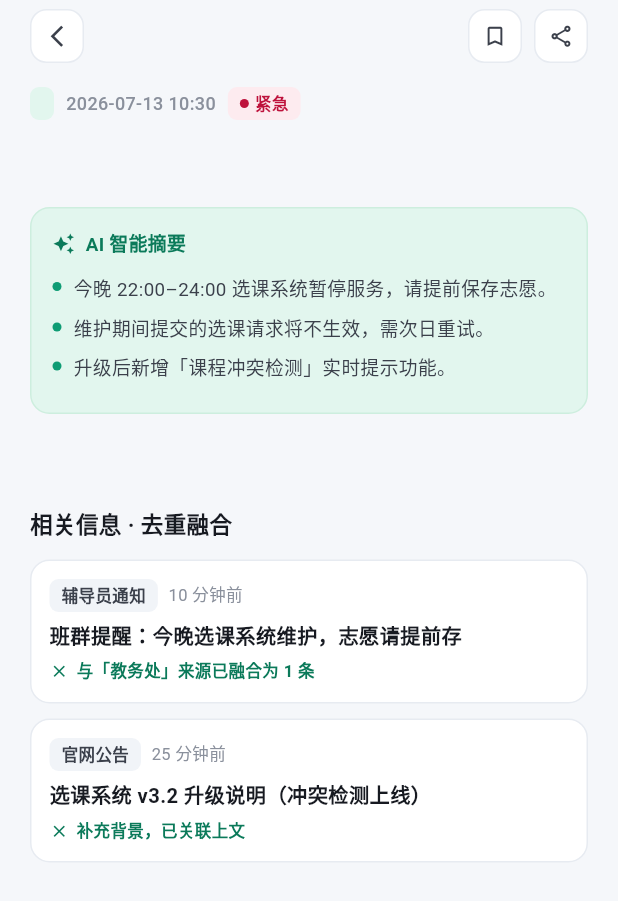
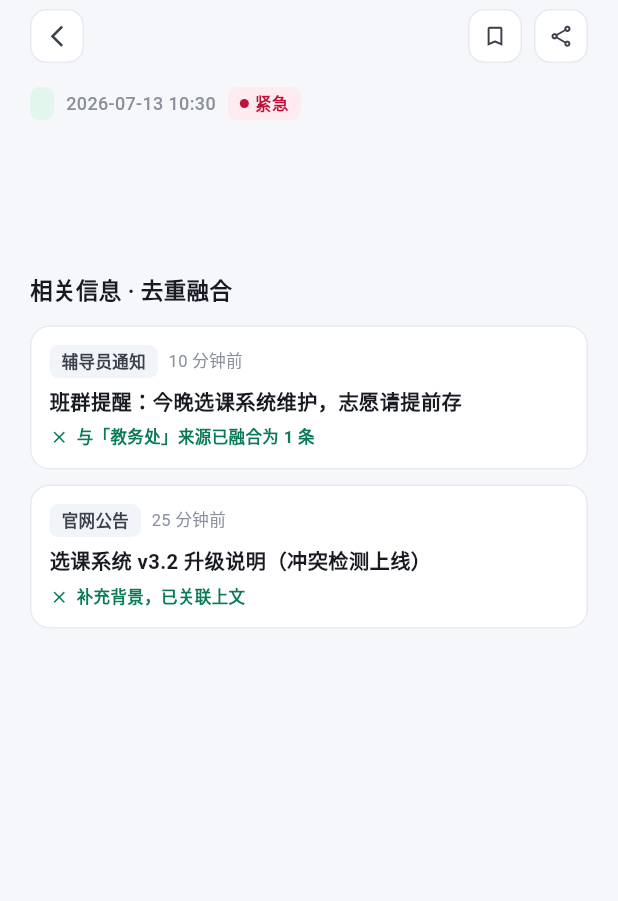
Before and after one commit to 1123074811/CampusMind-AI, a Flutter app: the PrototypeDetailPage screen opened directly with empty values, on a phone screen of 412 x 824 dp. Shown: the top 901 px of the screen. Run offline on Flutter 3.47's test engine with Material 3 defaults, Android fonts, the phone set to English and light mode, and no system bars; our stand-ins replace flutter_markdown; accounts and stored records are empty; network calls fail.

Commit message:
feat: 展示并优化持久化的 LLM 智能摘要
- Flutter 详情页改为读取信息详情接口返回的 aiSummary，移除与当前内容无关的硬编码文案；摘要为空时不展示卡片。

- 扩展信息模型以保留后端持久化摘要，确保打开详情仅查询数据库，不会重复调用模型。

- 收紧 LLM 摘要提示词：要求独立改写、覆盖关键结论和行动时间，并限制复用原文片段。

- 补充 LLM 提示词与 Flutter 摘要字段回归测试，移除已失效的旧界面流程测试桩。

```diff
--- a/campus-flutter-app/lib/detail_page.dart
+++ b/campus-flutter-app/lib/detail_page.dart
@@ -111,7 +111,7 @@ class _PrototypeDetailPageState extends State<PrototypeDetailPage> {
             // Title
             Text(_item.title, style: const TextStyle(fontSize: 21, fontWeight: FontWeight.w800, color: AppTheme.ink, height: 1.35, letterSpacing: -0.2)),
             const SizedBox(height: 16),
-            // AI Summary
+            if (_item.aiSummary.trim().isNotEmpty) ...[
               Container(
                 padding: const EdgeInsets.all(14),
                 decoration: BoxDecoration(
@@ -122,33 +122,20 @@ class _PrototypeDetailPageState extends State<PrototypeDetailPage> {
                 child: Column(
                   crossAxisAlignment: CrossAxisAlignment.start,
                   children: [
-                  Row(
+                    const Row(
                       children: [
-                      const Icon(Icons.auto_awesome, size: 15, color: AppTheme.brandInk),
-                      const SizedBox(width: 7),
-                      const Text('AI 智能摘要', style: TextStyle(fontSize: 12.5, fontWeight: FontWeight.w700, color: AppTheme.brandInk)),
+                        Icon(Icons.auto_awesome, size: 15, color: AppTheme.brandInk),
+                        SizedBox(width: 7),
+                        Text('AI 智能摘要', style: TextStyle(fontSize: 12.5, fontWeight: FontWeight.w700, color: AppTheme.brandInk)),
                       ],
                     ),
                     const SizedBox(height: 10),
-                  ...[
-                    '今晚 22:00–24:00 选课系统暂停服务，请提前保存志愿。',
-                    '维护期间提交的选课请求将不生效，需次日重试。',
-                    '升级后新增「课程冲突检测」实时提示功能。',
-                  ].map((text) => Padding(
-                    padding: const EdgeInsets.only(bottom: 7),
-                    child: Row(
-                      crossAxisAlignment: CrossAxisAlignment.start,
-                      children: [
-                        Container(width: 6, height: 6, margin: const EdgeInsets.only(top: 6), decoration: const BoxDecoration(color: AppTheme.brand, shape: BoxShape.circle)),
-                        const SizedBox(width: 8),
-                        Expanded(child: Text(text, style: const TextStyle(fontSize: 12.5, color: AppTheme.ink2, height: 1.5))),
-                      ],
-                    ),
-                  )),
+                    Text(_item.aiSummary, style: const TextStyle(fontSize: 12.5, color: AppTheme.ink2, height: 1.5)),
                   ],
                 ),
               ),
               const SizedBox(height: 18),
+            ],
             // Body
             Text(
               _item.detailContent.isNotEmpty ? _item.detailContent : _item.preview,
--- a/campus-flutter-app/lib/information_api_stub.dart
+++ b/campus-flutter-app/lib/information_api_stub.dart
@@ -64,6 +64,7 @@ class InformationItem {
     required this.fetchedAt,
     this.aiStatus = 'PENDING',
     this.eventType = 'OTHER',
+    this.aiSummary = '',
     this.aiCard = const {},
     this.publishTime,
   });
@@ -79,6 +80,7 @@ class InformationItem {
   final DateTime fetchedAt;
   final String aiStatus;
   final String eventType;
+  final String aiSummary;
   final Map<String, Object?> aiCard;
   final DateTime? publishTime;
 
@@ -112,6 +114,7 @@ class InformationItem {
       fetchedAt: DateTime.parse(json['fetchedAt'] as String),
       aiStatus: json['aiStatus'] as String? ?? 'PENDING',
       eventType: json['eventType'] as String? ?? 'OTHER',
+      aiSummary: json['aiSummary'] as String? ?? '',
       aiCard: (json['aiCard'] as Map?)?.cast<String, Object?>() ?? const {},
       publishTime: json['publishTime'] == null
           ? null
@@ -124,6 +127,7 @@ class InformationItem {
     String? detailContent,
     String? readStatus,
     String? itemStatus,
+    String? aiSummary,
   }) {
     return InformationItem(
       id: id,
@@ -137,6 +141,7 @@ class InformationItem {
       fetchedAt: fetchedAt,
       aiStatus: aiStatus,
       eventType: eventType,
+      aiSummary: aiSummary ?? this.aiSummary,
       aiCard: aiCard,
       publishTime: publishTime,
     );
```
Also changed, not shown: 3 other files. Lines whose indentation alone changed are shown as unchanged.
